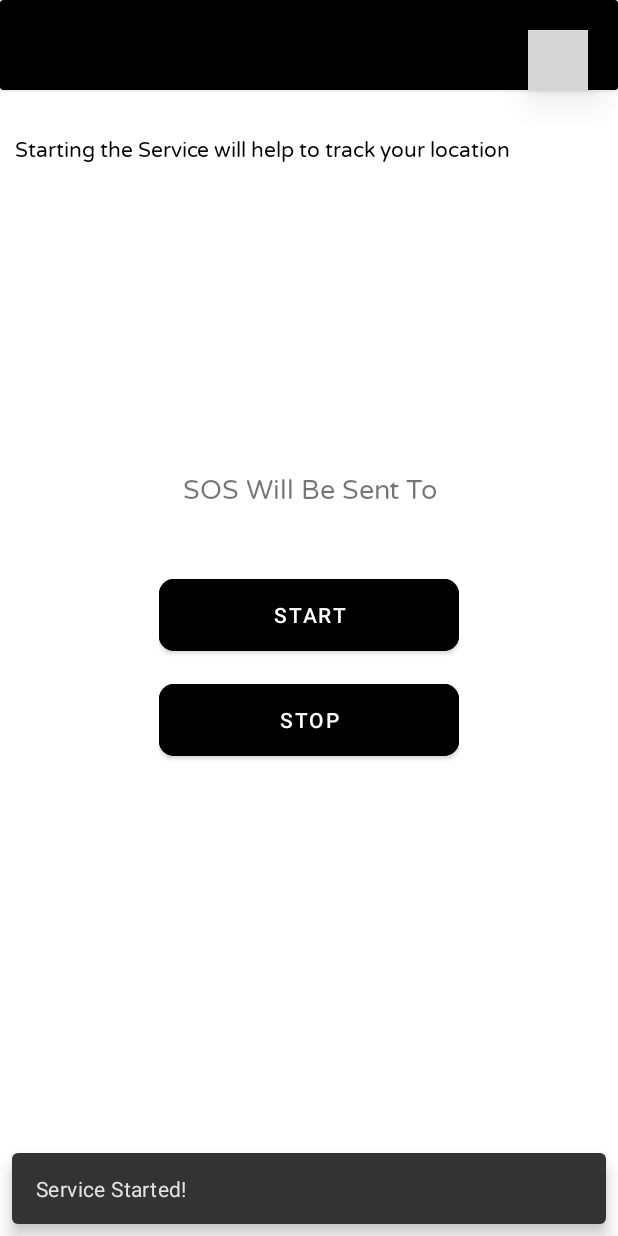
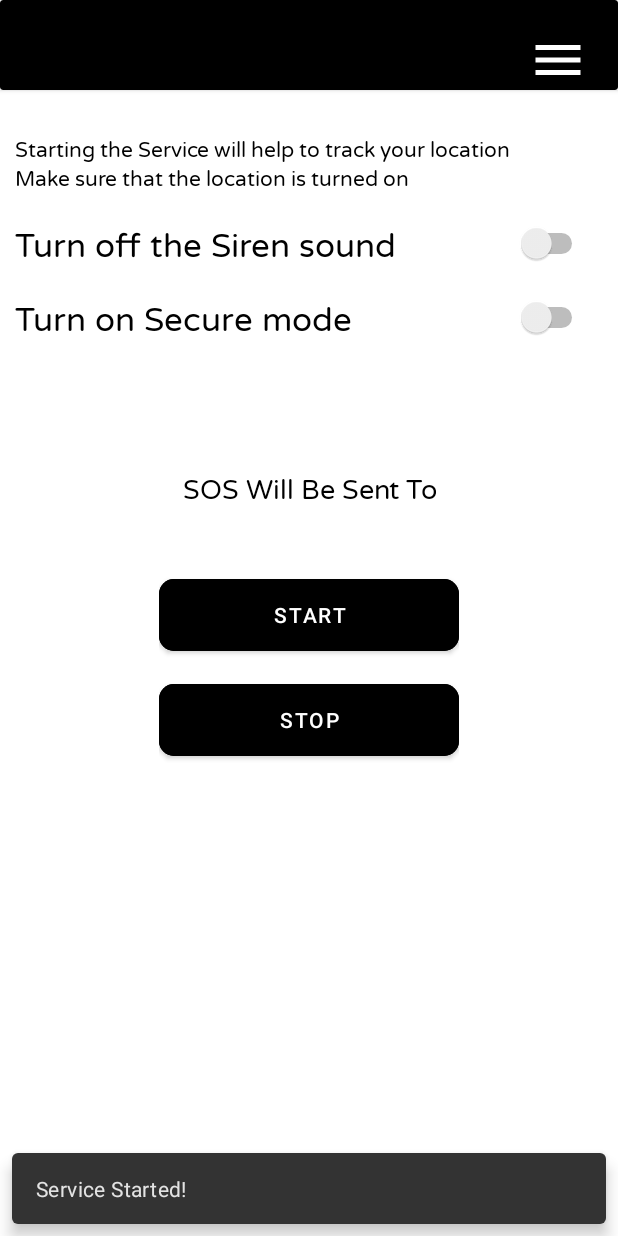
Before and after one commit to Premyerunkar/Safeshield, an Android app: the MainActivity screen opened directly, with no data from a screen before it, after a tap on "START", on a phone screen of 412 x 824 dp. Run offline under Robolectric (Android 15) with nearby library versions, the phone set to English and light mode, and no system bars; grey boxes are pictures that could not be loaded.

Commit message:
Improved with better functionality

```diff
--- a/app/src/main/AndroidManifest.xml
+++ b/app/src/main/AndroidManifest.xml
@@ -21,8 +21,10 @@
         android:roundIcon="@mipmap/ic_launcher_round"
         android:supportsRtl="true"
         android:theme="@style/Theme.Wsafety">
-        <activity android:name="com.sierratechnologies.safeshield.RegisterNumberActivity"></activity>
-        <activity android:name="com.sierratechnologies.safeshield.SplashScreen">
+        <activity android:name="com.sierratechnologies.safeshield.RegisterNumberActivity" >
+
+        </activity>
+        <activity android:name="com.sierratechnologies.safeshield.SplashScreen" android:theme="@style/SplashTheme" android:exported="true">
             <intent-filter>
                 <action android:name="android.intent.action.MAIN" />
 
--- a/app/src/main/java/com/sierratechnologies/safeshield/MainActivity.java
+++ b/app/src/main/java/com/sierratechnologies/safeshield/MainActivity.java
@@ -8,6 +8,7 @@ import androidx.appcompat.widget.PopupMenu;
 import androidx.core.content.ContextCompat;
 
 import android.Manifest;
+import android.annotation.SuppressLint;
 import android.app.NotificationChannel;
 import android.app.NotificationManager;
 import android.content.Context;
@@ -18,117 +19,122 @@ import android.os.Build;
 import android.os.Bundle;
 import android.view.MenuItem;
 import android.view.View;
+import android.view.WindowManager;
+import android.widget.CompoundButton;
+import android.widget.Switch;
 import android.widget.TextView;
 
 import com.google.android.material.snackbar.Snackbar;
+import com.google.android.material.textfield.TextInputEditText;
 
 import java.util.Map;
 
-
 public class MainActivity extends AppCompatActivity {
 
-
-
+    private Switch sirenSwitch, shakeSwitch;
+    private boolean isSirenEnabled = true;
+    private boolean isShakeDetectionEnabled = true;
 
     @Override
     protected void onResume() {
         super.onResume();
-        SharedPreferences sharedPreferences = getSharedPreferences("MySharedPref",MODE_PRIVATE);
-        String ENUM = sharedPreferences.getString("ENUM","NONE");
-        if(ENUM.equalsIgnoreCase("NONE")){
-            startActivity(new Intent(this,RegisterNumberActivity.class));
-        }else {
-            TextView textView =  findViewById(R.id.textNum);
-            textView.setText("SOS Will Be Sent To\n"+ENUM);
+        SharedPreferences sharedPreferences = getSharedPreferences("MySharedPref", MODE_PRIVATE);
+        String ENUM = sharedPreferences.getString("ENUM", "NONE");
+        if (ENUM.equalsIgnoreCase("NONE")) {
+            startActivity(new Intent(this, RegisterNumberActivity.class));
+        } else {
+            TextView textView = findViewById(R.id.textNum);
+            textView.setText("SOS Will Be Sent To\n" + ENUM);
         }
     }
 
+    @SuppressLint("MissingInflatedId")
     @Override
     protected void onCreate(Bundle savedInstanceState) {
         super.onCreate(savedInstanceState);
         setContentView(R.layout.activity_main);
 
+        TextInputEditText number;
+        getWindow().clearFlags(WindowManager.LayoutParams.FLAG_FULLSCREEN);
 
+        number = findViewById(R.id.numberEdit);
+
+        sirenSwitch = findViewById(R.id.switch1);
+        shakeSwitch = findViewById(R.id.switch2);
+
+        sirenSwitch.setOnCheckedChangeListener((buttonView, isChecked) -> {
+            isSirenEnabled = isChecked;
+            restartService();
+        });
+
+        shakeSwitch.setOnCheckedChangeListener((buttonView, isChecked) -> {
+            isShakeDetectionEnabled = isChecked;
+            restartService();
+        });
 
         if (Build.VERSION.SDK_INT >= Build.VERSION_CODES.O) {
-            if (android.os.Build.VERSION.SDK_INT >= android.os.Build.VERSION_CODES.O) {
             NotificationChannel channel = new NotificationChannel("MYID", "CHANNELFOREGROUND", NotificationManager.IMPORTANCE_DEFAULT);
-
             NotificationManager m = (NotificationManager) getSystemService(Context.NOTIFICATION_SERVICE);
             m.createNotificationChannel(channel);
         }
     }
 
-
-
-
+    private void restartService() {
+        stopService(new Intent(this, ServiceMine.class));
+        startServiceV(null);
     }
-
 
     private ActivityResultLauncher<String[]> multiplePermissions = registerForActivityResult(new ActivityResultContracts.RequestMultiplePermissions(), new ActivityResultCallback<Map<String, Boolean>>() {
         @Override
         public void onActivityResult(Map<String, Boolean> result) {
-
-            for (Map.Entry<String,Boolean> entry : result.entrySet())
-                if(!entry.getValue()){
-                    Snackbar snackbar = Snackbar.make(findViewById(android.R.id.content),"Permission Must Be Granted!", Snackbar.LENGTH_INDEFINITE);
-                    snackbar.setAction("Grant Permission", new View.OnClickListener() {
-                        @Override
-                        public void onClick(View v) {
+            for (Map.Entry<String, Boolean> entry : result.entrySet()) {
+                if (!entry.getValue()) {
+                    Snackbar snackbar = Snackbar.make(findViewById(android.R.id.content), "Permission Must Be Granted!", Snackbar.LENGTH_INDEFINITE);
+                    snackbar.setAction("Grant Permission", v -> {
                         multiplePermissions.launch(new String[]{entry.getKey()});
                         snackbar.dismiss();
-                        }
                     });
                     snackbar.show();
                 }
-
-
             }
-
+        }
     });
 
-
-
     public void stopService(View view) {
-
-        Intent notificationIntent = new Intent(this,ServiceMine.class);
-        notificationIntent.setAction("stop");
+        Intent notificationIntent = new Intent(this, ServiceMine.class);
+        notificationIntent.setAction("STOP");
         if (Build.VERSION.SDK_INT >= Build.VERSION_CODES.O) {
             getApplicationContext().startForegroundService(notificationIntent);
-            Snackbar.make(findViewById(android.R.id.content),"Service Stopped!", Snackbar.LENGTH_LONG).show();
+            Snackbar.make(findViewById(android.R.id.content), "Service Stopped!", Snackbar.LENGTH_LONG).show();
         }
     }
 
     public void startServiceV(View view) {
+        if (ContextCompat.checkSelfPermission(this, Manifest.permission.SEND_SMS) == PackageManager.PERMISSION_GRANTED &&
+                ContextCompat.checkSelfPermission(this, Manifest.permission.ACCESS_COARSE_LOCATION) == PackageManager.PERMISSION_GRANTED &&
+                ContextCompat.checkSelfPermission(this, Manifest.permission.ACCESS_FINE_LOCATION) == PackageManager.PERMISSION_GRANTED) {
 
-
-
-
-
-        if (ContextCompat.checkSelfPermission(this, Manifest.permission.SEND_SMS) == PackageManager.PERMISSION_GRANTED && ContextCompat.checkSelfPermission(this, Manifest.permission.ACCESS_COARSE_LOCATION) == PackageManager.PERMISSION_GRANTED && ContextCompat.checkSelfPermission(this, Manifest.permission.ACCESS_FINE_LOCATION) == PackageManager.PERMISSION_GRANTED  ) {
-            Intent notificationIntent = new Intent(this,ServiceMine.class);
-            notificationIntent.setAction("Start");
+            Intent notificationIntent = new Intent(this, ServiceMine.class);
+            notificationIntent.putExtra("isSirenEnabled", isSirenEnabled);
+            notificationIntent.putExtra("isShakeDetectionEnabled", isShakeDetectionEnabled);
+            notificationIntent.setAction("START");
             if (Build.VERSION.SDK_INT >= Build.VERSION_CODES.O) {
                 getApplicationContext().startForegroundService(notificationIntent);
-                Snackbar.make(findViewById(android.R.id.content),"Service Started!", Snackbar.LENGTH_LONG).show();
+                Snackbar.make(findViewById(android.R.id.content), "Service Started!", Snackbar.LENGTH_LONG).show();
             }
-        }else{
-            multiplePermissions.launch(new String[]{Manifest.permission.SEND_SMS,Manifest.permission.ACCESS_COARSE_LOCATION,Manifest.permission.ACCESS_FINE_LOCATION});
+        } else {
+            multiplePermissions.launch(new String[]{Manifest.permission.SEND_SMS, Manifest.permission.ACCESS_COARSE_LOCATION, Manifest.permission.ACCESS_FINE_LOCATION});
         }
-
     }
 
     public void PopupMenu(View view) {
-        PopupMenu popupMenu = new PopupMenu(MainActivity.this,view);
-        popupMenu.getMenuInflater().inflate(R.menu.popup,popupMenu.getMenu());
-        popupMenu.setOnMenuItemClickListener(new PopupMenu.OnMenuItemClickListener() {
-            @Override
-            public boolean onMenuItemClick(MenuItem item) {
-                if(item.getItemId() == R.id.changeNum){
-                    startActivity(new Intent(MainActivity.this,RegisterNumberActivity.class));
+        PopupMenu popupMenu = new PopupMenu(MainActivity.this, view);
+        popupMenu.getMenuInflater().inflate(R.menu.popup, popupMenu.getMenu());
+        popupMenu.setOnMenuItemClickListener(item -> {
+            if (item.getItemId() == R.id.changeNum) {
+                startActivity(new Intent(MainActivity.this, RegisterNumberActivity.class));
             }
             return true;
-            }
         });
         popupMenu.show();
     }
--- a/app/src/main/res/layout/activity_main.xml
+++ b/app/src/main/res/layout/activity_main.xml
@@ -16,6 +16,7 @@
         tools:ignore="MissingConstraints" />
 
     <TextView
+        android:id="@+id/tx1"
         android:layout_marginLeft="10dp"
         android:layout_marginTop="30dp"
         android:fontFamily="@font/varela_round"
@@ -24,6 +25,60 @@
         android:layout_below="@+id/crd"
         android:layout_width="wrap_content"
         android:layout_height="wrap_content"/>
+
+    <TextView
+        android:id="@+id/tx2"
+        android:layout_marginLeft="10dp"
+        android:fontFamily="@font/varela_round"
+        android:textColor="@color/black"
+        android:text="Make sure that the location is turned on"
+        android:layout_below="@+id/tx1"
+        android:layout_width="wrap_content"
+        android:layout_height="wrap_content"/>
+
+    <TextView
+        android:layout_marginTop="20dp"
+        android:id="@+id/tx3"
+        android:layout_marginLeft="10dp"
+        android:fontFamily="@font/varela_round"
+        android:textSize="22dp"
+        android:textColor="@color/black"
+        android:text="Turn off the Siren sound"
+        android:layout_below="@+id/tx2"
+        android:layout_width="wrap_content"
+        android:layout_height="wrap_content"/>
+
+    <Switch
+        android:id="@+id/switch1"
+        android:layout_marginTop="20dp"
+        android:layout_alignEnd="@id/dots"
+        android:layout_below="@id/tx2"
+        android:layout_width="wrap_content"
+        android:layout_height="wrap_content"
+        tools:ignore="UseSwitchCompatOrMaterialXml" />
+
+    <TextView
+        android:layout_marginTop="20dp"
+        android:id="@+id/tx4"
+        android:layout_marginLeft="10dp"
+        android:fontFamily="@font/varela_round"
+        android:textSize="22dp"
+        android:textColor="@color/black"
+        android:text="Turn on Secure mode"
+        android:layout_below="@+id/tx3"
+        android:layout_width="wrap_content"
+        android:layout_height="wrap_content"/>
+
+    <Switch
+        android:id="@+id/switch2"
+        android:layout_marginTop="20dp"
+        android:layout_alignEnd="@id/dots"
+        android:layout_below="@id/tx3"
+        android:layout_width="wrap_content"
+        android:layout_height="wrap_content"
+        tools:ignore="UseSwitchCompatOrMaterialXml" />
+
+
 
 
     <View
@@ -36,7 +91,7 @@
         android:clickable="true"
         android:focusable="true"
         android:layout_margin="20dp"
-        android:background="@drawable/ic_baseline_more_vert_24"/>
+        android:background="@drawable/menu"/>
 
 
     <RelativeLayout
@@ -49,6 +104,7 @@
             android:layout_height="wrap_content"
             android:textAlignment="center"
             android:textSize="18sp"
+            android:textColor="@color/black"
             android:fontFamily="@font/varela_round"
             android:text="SOS Will Be Sent To\n"
             android:layout_centerHorizontal="true"
--- a/app/src/main/res/layout/activity_splash_screen.xml
+++ b/app/src/main/res/layout/activity_splash_screen.xml
@@ -8,11 +8,11 @@
 
     <ImageView
         android:id="@+id/girlVector"
-        android:layout_width="130dp"
-        android:layout_height="200dp"
+        android:layout_width="85dp"
+        android:layout_height="143dp"
         android:layout_centerInParent="true"
-        android:src="@drawable/img_3"
         android:layout_marginBottom="20dp"
+        android:src="@drawable/img_1"
         app:layout_constraintBottom_toBottomOf="parent"
         app:layout_constraintEnd_toEndOf="parent"
         app:layout_constraintStart_toStartOf="parent"
--- a/app/src/main/res/values/themes.xml
+++ b/app/src/main/res/values/themes.xml
@@ -21,4 +21,9 @@
 
         <!-- Customize your theme here. -->
     </style>
+
+    <style name="SplashTheme" parent="Theme.AppCompat.Light.NoActionBar">
+        <item name="android:windowLightStatusBar">true</item> <!-- This makes the status bar icons dark -->
+        <item name="android:statusBarColor">@android:color/white</item> <!-- This sets the status bar color to white -->
+    </style>
 </resources>
```
Also changed, not shown: app/src/main/java/com/sierratechnologies/safeshield/RegisterNumberActivity.java (+41 -0 lines), app/src/main/java/com/sierratechnologies/safeshield/ServiceMine.java (+46 -49 lines), app/src/main/java/com/sierratechnologies/safeshield/SplashScreen.java (+11 -1 lines), app/src/main/res/layout/activity_register_number.xml (+4 -4 lines), app/src/main/res/drawable/girl_vector.png (deleted), app/src/main/res/drawable/img_4.png (added), app/src/main/res/drawable/img_5.png (added), 1 other file. Lines whose indentation alone changed are shown as unchanged.
